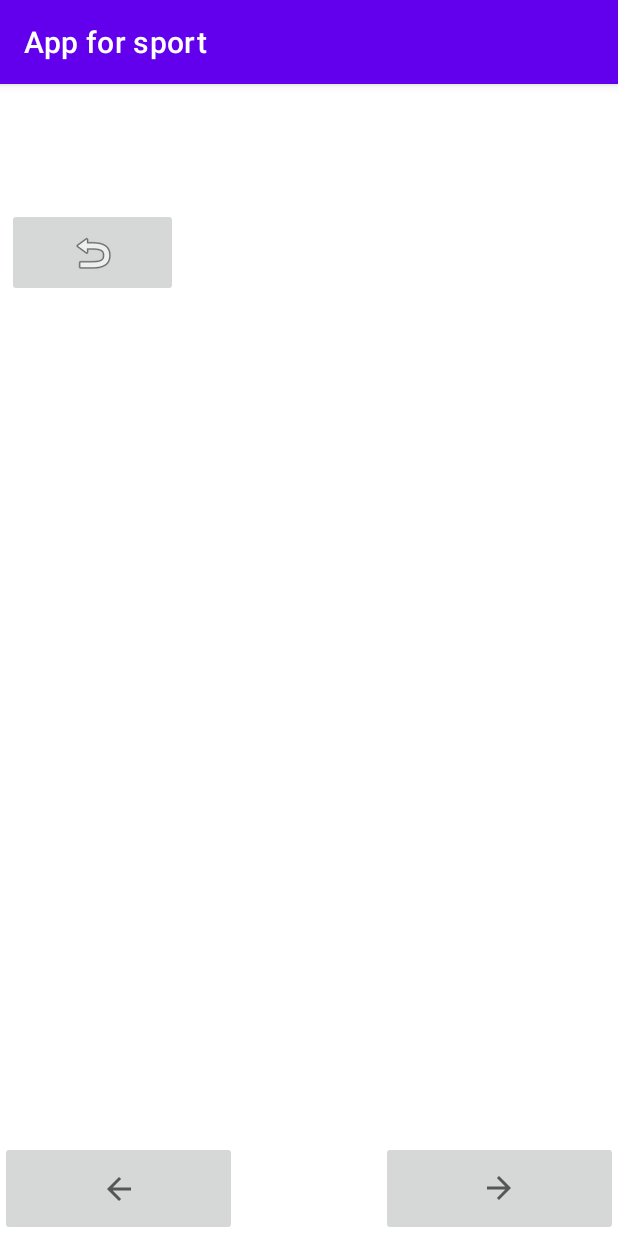
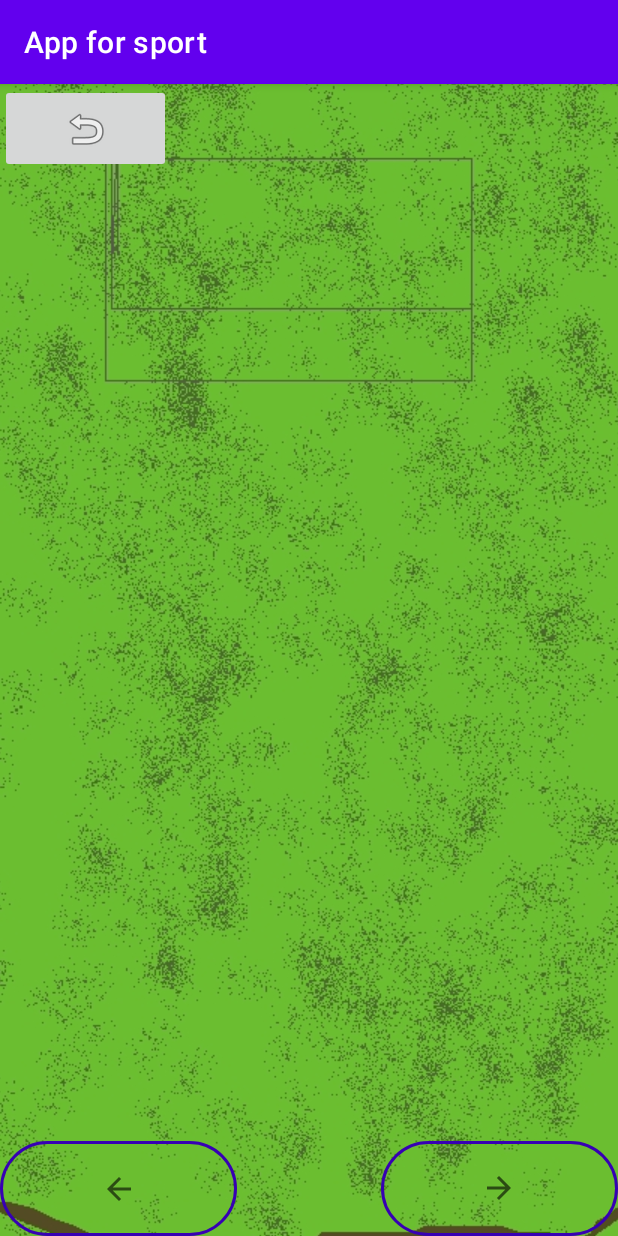
Before and after one commit to Was404/Appforsport, an Android app: the screen it shows after launch (GameActivity), after a tap on an icon or button, on a phone screen of 412 x 824 dp. Run offline under Robolectric (Android 15) with nearby library versions, the phone set to English and light mode, and no system bars.

Commit message:
background game and btn style

```diff
--- a/app/src/main/java/com/example/appforsport/GameActivity.java
+++ b/app/src/main/java/com/example/appforsport/GameActivity.java
@@ -2,27 +2,21 @@ package com.example.appforsport;
 
 import android.content.Intent;
 import android.os.Bundle;
-import android.view.MotionEvent;
 import android.view.View;
-import android.widget.Button;
 import android.widget.ImageButton;
 
 import androidx.appcompat.app.AppCompatActivity;
 import androidx.constraintlayout.widget.ConstraintLayout;
 
-public class GameActivity extends AppCompatActivity implements View.OnTouchListener {
+public class GameActivity extends AppCompatActivity {
 
     ImageButton btn_back, btn_left, btn_right;
-    ConstraintLayout game;
 
-    public static boolean isLeftOn = false;
-    public static boolean isRightOn = false;
     @Override
     protected void onCreate(Bundle savedInstanceState) {
         super.onCreate(savedInstanceState);
         setContentView(R.layout.game_main);
-        GameView gameView = new GameView(this); //класс создай
-        game = (ConstraintLayout) findViewById(R.id.game);
+          //класс создай
         btn_back = (ImageButton) findViewById(R.id.btn_back);
         btn_left = (ImageButton) findViewById(R.id.btn_left);
         btn_right = (ImageButton) findViewById(R.id.btn_right);
@@ -34,30 +28,5 @@ public class GameActivity extends AppCompatActivity implements View.OnTouchListe
                 startActivity(intent);
             }
         });
-        btn_left.setOnTouchListener(this);
-        btn_left.setOnTouchListener(this);
-
-    }
-
-    @Override
-    public boolean onTouch(View view, MotionEvent motionEvent) {
-        switch (ImageButton.getId()){
-            case R.id.btn_left:
-                switch (motionEvent.getAction()){
-                    case MotionEvent.ACTION_DOWN:
-                        isLeftOn = true;
-                        break;
-                    case MotionEvent.ACTION_UP:
-                        isLeftOn = false;
-                        break;
-                }
-                break;
-            case R.id.btn_right:
-                switch (motionEvent.getAction()){
-                    case MotionEvent.ACTION_DOWN:
-
-                }
-        }
-        return false;
     }
 }
--- /dev/null
+++ b/app/src/main/res/drawable/btn_stroke.xml
@@ -0,0 +1,5 @@
+<?xml version="1.0" encoding="utf-8"?>
+<selector xmlns:android="http://schemas.android.com/apk/res/android">
+    <item android:state_pressed="false" android:drawable="@drawable/style_btn"/>
+    <item android:state_pressed="true" android:drawable="@drawable/style_btn_press"/>
+</selector>
--- /dev/null
+++ b/app/src/main/res/drawable/style_btn.xml
@@ -0,0 +1,5 @@
+<?xml version="1.0" encoding="utf-8"?>
+<shape xmlns:android="http://schemas.android.com/apk/res/android">
+    <stroke android:width="2dp" android:color="@color/purple_700"/>
+    <corners android:radius="40dp"/>
+</shape>
--- /dev/null
+++ b/app/src/main/res/drawable/style_btn_press.xml
@@ -0,0 +1,6 @@
+<?xml version="1.0" encoding="utf-8"?>
+<shape xmlns:android="http://schemas.android.com/apk/res/android">
+    <stroke android:width="2dp" android:color="@color/white"/>
+    <corners android:radius="40dp"/>
+    <solid android:color="@color/white"/>
+</shape>
--- a/app/src/main/res/layout/game_main.xml
+++ b/app/src/main/res/layout/game_main.xml
@@ -1,5 +1,5 @@
 <?xml version="1.0" encoding="utf-8"?>
-<androidx.constraintlayout.widget.ConstraintLayout xmlns:android="http://schemas.android.com/apk/res/android"
+<RelativeLayout xmlns:android="http://schemas.android.com/apk/res/android"
     xmlns:app="http://schemas.android.com/apk/res-auto"
     xmlns:tools="http://schemas.android.com/tools"
     android:layout_width="match_parent"
@@ -7,16 +7,24 @@
     android:id="@+id/game"
     android:orientation="vertical">
 
+    <ImageView
+        android:id="@+id/imageView"
+        android:layout_width="wrap_content"
+        android:layout_height="wrap_content"
+        android:scaleType="center"
+        app:srcCompat="@drawable/background" />
+
+    <androidx.constraintlayout.widget.ConstraintLayout
+        android:id="@+id/container1"
+        android:layout_width="match_parent"
+        android:layout_height="match_parent">
+
         <ImageButton
             android:id="@+id/btn_back"
             android:layout_width="114dp"
             android:layout_height="59dp"
-        android:layout_marginStart="4dp"
-        android:layout_marginEnd="293dp"
-        android:layout_marginBottom="544dp"
+
             android:contentDescription="@string/btn_back"
-        app:layout_constraintBottom_toBottomOf="parent"
-        app:layout_constraintEnd_toEndOf="parent"
             app:layout_constraintStart_toStartOf="parent"
             app:layout_constraintTop_toTopOf="parent"
             app:srcCompat="@android:drawable/ic_menu_revert" />
@@ -25,6 +33,8 @@
             android:id="@+id/btn_left"
             android:layout_width="158dp"
             android:layout_height="63dp"
+            android:background="@drawable/btn_stroke"
+            android:contentDescription="@string/app_name"
             app:layout_constraintBottom_toBottomOf="parent"
             app:layout_constraintStart_toStartOf="parent"
             app:srcCompat="?attr/homeAsUpIndicator" />
@@ -33,8 +43,13 @@
             android:id="@+id/btn_right"
             android:layout_width="158dp"
             android:layout_height="63dp"
+            android:background="@drawable/btn_stroke"
+            android:contentDescription="@string/app_name"
             android:rotation="180"
             app:layout_constraintBottom_toBottomOf="parent"
             app:layout_constraintEnd_toEndOf="parent"
             app:srcCompat="?attr/homeAsUpIndicator" />
+
+
     </androidx.constraintlayout.widget.ConstraintLayout>
+</RelativeLayout>
```
Also changed, not shown: app/src/main/res/drawable-v24/background.jpeg (added). Lines whose indentation alone changed are shown as unchanged.
